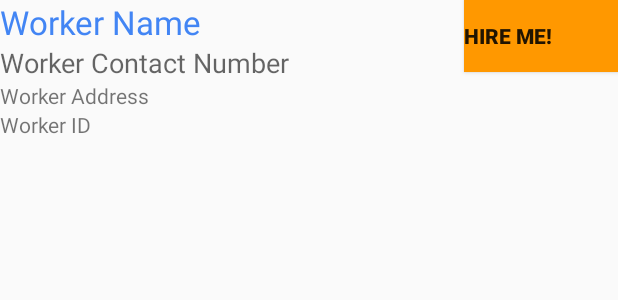
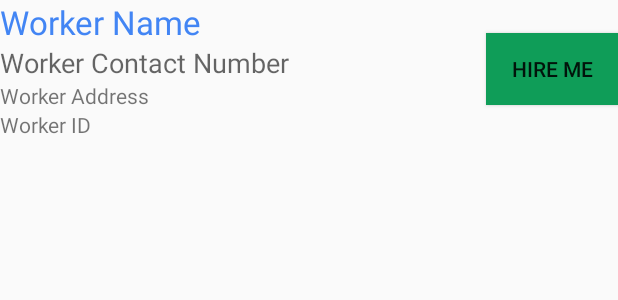
Before and after one commit to soorajpottekat/zebenzi_android, an Android app: the layout search_results_row.xml on its own in the app's theme, with its tools: preview values and no code run, on a phone screen of 412 x 824 dp. Shown: the top 300 px of the screen. Run offline under Robolectric (Android 15) with nearby library versions, the phone set to English and light mode, and no system bars.

Commit message:
Modified the hire button

```diff
--- a/app/src/main/res/layout/search_results_row.xml
+++ b/app/src/main/res/layout/search_results_row.xml
@@ -1,12 +1,12 @@
 <?xml version="1.0" encoding="utf-8"?>
 <LinearLayout xmlns:android="http://schemas.android.com/apk/res/android"
     android:orientation="horizontal" android:layout_width="match_parent"
-    android:layout_height="match_parent">
+    android:layout_height="wrap_content">
 
 
     <LinearLayout
         android:orientation="vertical"
-        android:layout_width="fill_parent"
+        android:layout_width="0dp"
         android:layout_height="wrap_content"
         android:layout_weight="1">
 
@@ -41,17 +41,27 @@
 
     </LinearLayout>
 
+    <!--<Button-->
+        <!--style="?android:attr/buttonStyleSmall"-->
+        <!--android:layout_width="fill_parent"-->
+        <!--android:layout_height="wrap_content"-->
+        <!--android:text="@string/hire_me"-->
+        <!--android:id="@+id/hireButton"-->
+        <!--android:layout_weight="3"-->
+        <!--android:layout_gravity="center_horizontal|right"-->
+        <!--android:gravity="center_vertical"-->
+        <!--android:background="@color/material_orange_500"-->
+        <!--android:textAlignment="center"-->
+        <!--android:textStyle="bold" />-->
+
     <Button
-        style="?android:attr/buttonStyleSmall"
-        android:layout_width="fill_parent"
+        android:id="@+id/hireButton"
+        android:layout_width="wrap_content"
         android:layout_height="wrap_content"
+        android:layout_below="@+id/imageView"
+        android:layout_centerHorizontal="true"
+        android:background="@color/material_green_500"
         android:text="@string/hire_me"
-        android:id="@+id/hireButton"
-        android:layout_weight="3"
-        android:layout_gravity="center_horizontal|right"
-        android:gravity="center_vertical"
-        android:background="@color/material_orange_500"
-        android:textAlignment="center"
-        android:textStyle="bold" />
+        android:layout_gravity="center_vertical" />
 
 </LinearLayout>
--- a/app/src/main/res/menu/menu_activity_actions.xml
+++ b/app/src/main/res/menu/menu_activity_actions.xml
@@ -11,6 +11,7 @@
         android:title="@string/register" />
     <item android:id="@+id/search"
         android:title="@string/search_title"
+        android:hint="@string/search_title"
         android:icon="@drawable/ic_search_black_24dp"
         app:showAsAction="always"
         app:actionViewClass="android.support.v7.widget.SearchView" />
--- a/app/src/main/res/values/strings.xml
+++ b/app/src/main/res/values/strings.xml
@@ -11,7 +11,7 @@
     <string name="login">Sign in</string>
     <string name="register">Register</string>
     <string name="empty_search_string">Please enter search text</string>
-    <string name="hire_me">Hire Me!</string>
+    <string name="hire_me">Hire Me</string>
     <string name="search_title">Im looking for</string>
 
 
```
Also changed, not shown: app/src/main/res/layout/activity_search.xml (+4 -11 lines).
